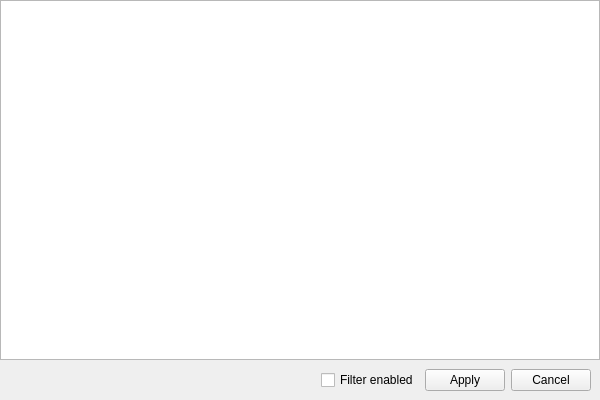
Old version of the form src/home/flibrary/gui/FilterSettingsWindow.ui in the repository heimdallr/books.
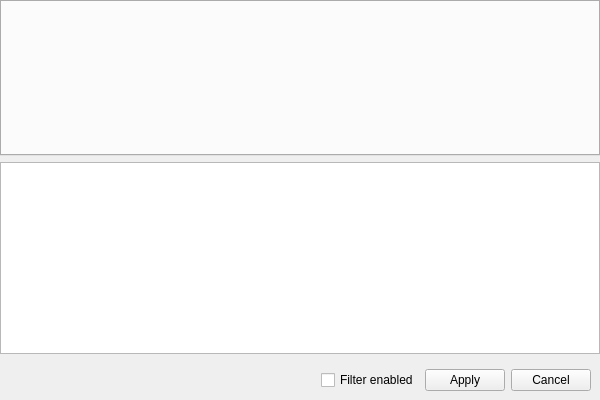
New version of the form.

Commit message: #860 Провайдер моделей в окне настроек фильтра. Возвращает заглушки.

Patch:
```diff
--- a/src/home/flibrary/gui/FilterSettingsWindow.ui
+++ b/src/home/flibrary/gui/FilterSettingsWindow.ui
@@ -13,10 +13,7 @@
   <property name="windowTitle">
    <string>Filter settings</string>
   </property>
-  <layout class="QVBoxLayout">
-   <property name="spacing">
-    <number>0</number>
-   </property>
+  <layout class="QVBoxLayout" name="_3">
    <property name="leftMargin">
     <number>0</number>
    </property>
@@ -29,6 +26,9 @@
    <property name="bottomMargin">
     <number>0</number>
    </property>
+   <item>
+    <widget class="QTabWidget" name="tabs"/>
+   </item>
    <item>
     <widget class="QTreeView" name="view">
      <property name="contextMenuPolicy">
```
The commit also changes 5 other files.
